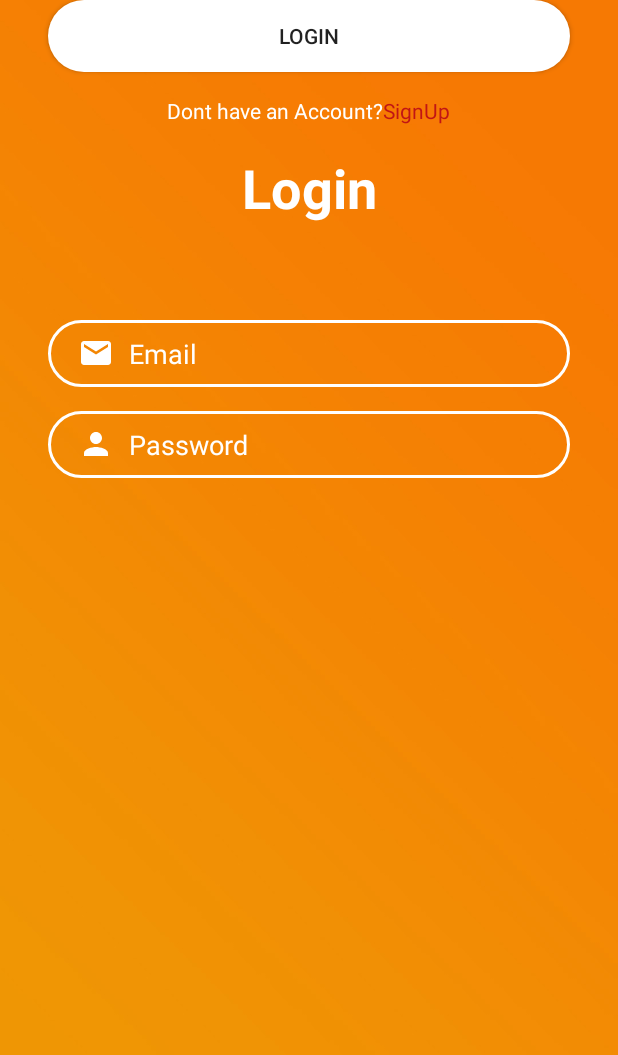
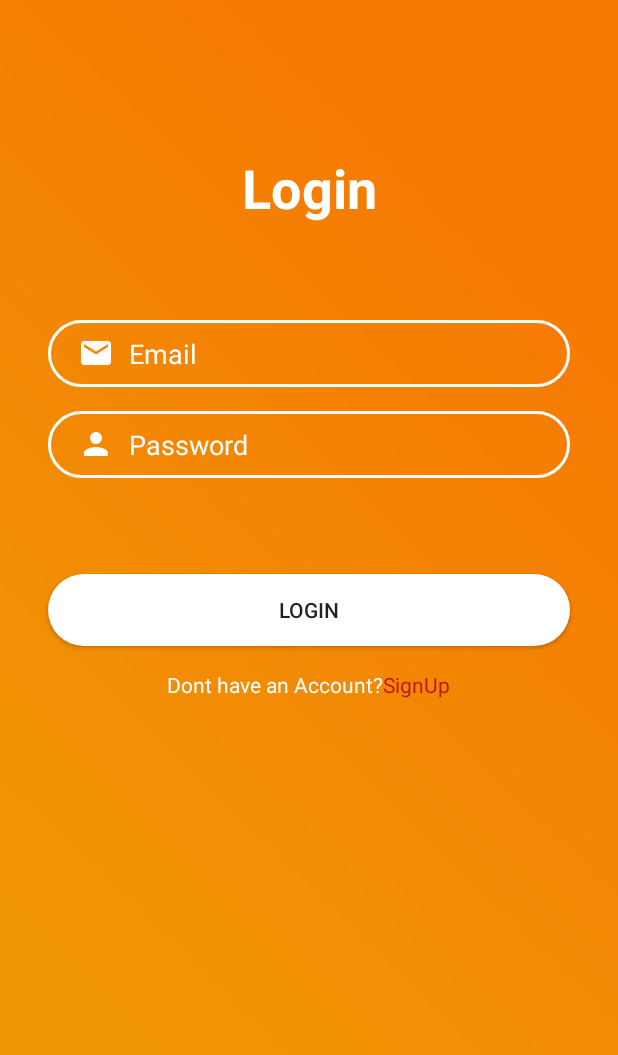
Before and after one commit to mouadbenhomane/PizzaHub-Delivery, an Android app: the screen it shows after launch (LoginActivity), on a phone screen of 412 x 824 dp. Shown: the top 1055 px of the screen. Run offline under Robolectric (Android 15) with nearby library versions, the phone set to English and light mode, and no system bars.

Commit message:
fix login bugs

```diff
--- a/PizzaHub-delivery/app/src/main/res/layout/activity_login.xml
+++ b/PizzaHub-delivery/app/src/main/res/layout/activity_login.xml
@@ -40,7 +40,7 @@
         android:textColor="@color/colorWhite"
         android:textColorHint="@color/colorWhite"
         app:layout_constraintEnd_toEndOf="@+id/inputEmail"
-        app:layout_constraintHorizontal_bias="1.0"
+        app:layout_constraintHorizontal_bias="0.0"
         app:layout_constraintStart_toStartOf="@+id/inputEmail"
         app:layout_constraintTop_toBottomOf="@+id/inputEmail" />
 
@@ -72,11 +72,12 @@
         android:id="@+id/btnlogin"
         android:layout_width="0dp"
         android:layout_height="wrap_content"
+        android:layout_marginTop="64dp"
         android:background="@drawable/btn_bg"
         android:text="Login"
         app:layout_constraintEnd_toEndOf="@+id/inputPassword"
         app:layout_constraintStart_toStartOf="@+id/inputPassword"
-        tools:layout_editor_absoluteY="369dp" />
+        app:layout_constraintTop_toBottomOf="@+id/inputPassword" />
 
     <LinearLayout
         android:id="@+id/linearLayout"
```
